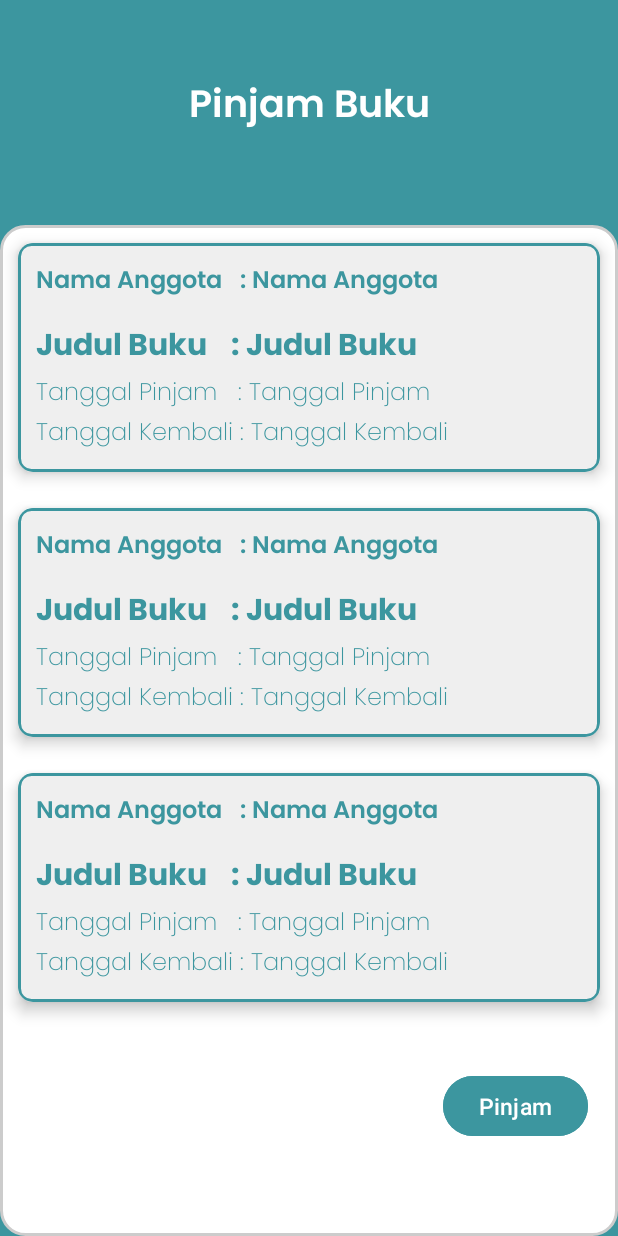
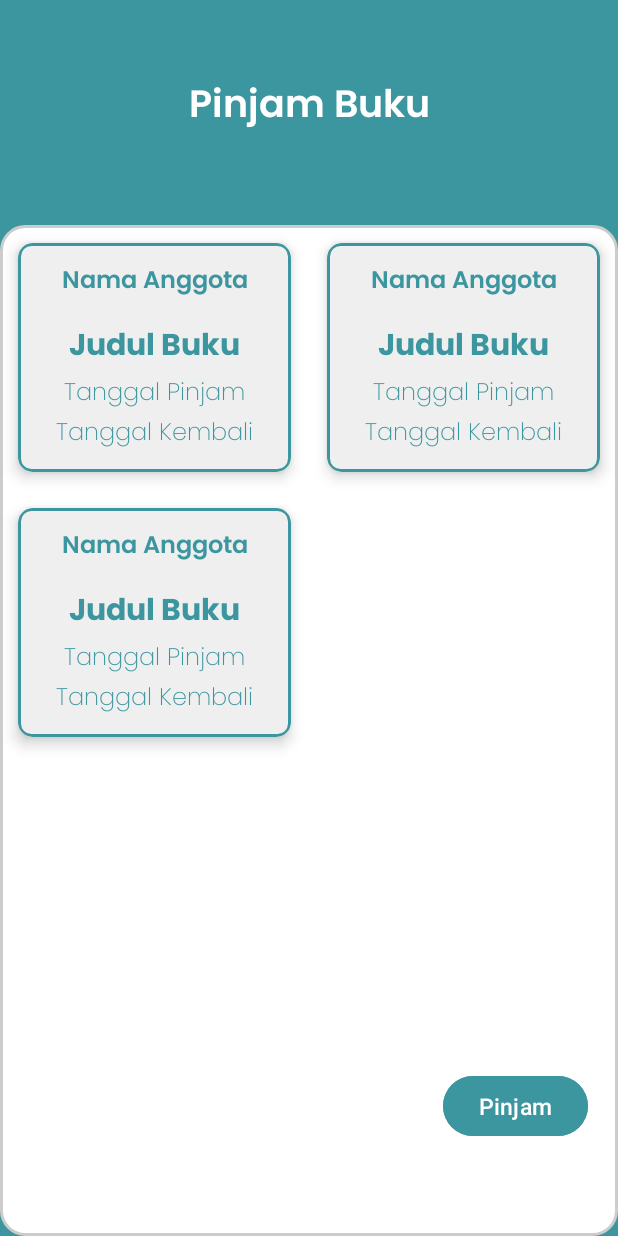
Before and after one commit to ilhamsuryap/perpusMobile, an Android app: the layout activity_pinjam_buku.xml on its own in the app's theme, with its tools: preview values and no code run, on a phone screen of 412 x 824 dp. Run offline under Robolectric (Android 15) with nearby library versions, the phone set to English and light mode, and no system bars.

Commit message:
menambahkan halaman tentangkami dan membuat gridlayout pada activity_pinjam

```diff
--- a/app/src/main/java/com/example/perpustakaan/pinjamActivity/PinjamBukuActivity.kt
+++ b/app/src/main/java/com/example/perpustakaan/pinjamActivity/PinjamBukuActivity.kt
@@ -5,6 +5,7 @@ import android.os.Bundle
 import androidx.activity.viewModels
 import androidx.appcompat.app.AppCompatActivity
 import androidx.fragment.app.Fragment
+import androidx.recyclerview.widget.GridLayoutManager
 import androidx.recyclerview.widget.LinearLayoutManager
 import com.example.perpustakaan.ViewModel.PinjamViewModel
 import com.example.perpustakaan.adapter.PinjamListAdapter
@@ -46,7 +47,7 @@ private fun setupRecyclerView() {
         onItemClicked(pinjam)
         }
         binding.rvPinjam.apply {
-            layoutManager = LinearLayoutManager(this@PinjamBukuActivity)
+            layoutManager = GridLayoutManager(this@PinjamBukuActivity,2)
             adapter = pinjamAdapter
         }
     }
--- a/app/src/main/res/layout/activity_pinjam_buku.xml
+++ b/app/src/main/res/layout/activity_pinjam_buku.xml
@@ -50,7 +50,7 @@
                 android:layout_height="match_parent"
                 tools:listitem="@layout/style_pinjam_buku"
                 app:layoutManager="androidx.recyclerview.widget.GridLayoutManager"
-                app:spanCount="1"
+                app:spanCount="2"
                 app:layout_constraintEnd_toEndOf="parent"
                 app:layout_constraintStart_toStartOf="parent"
                 app:layout_constraintTop_toBottomOf="@id/searchView"
--- a/app/src/main/res/layout/style_pinjam_buku.xml
+++ b/app/src/main/res/layout/style_pinjam_buku.xml
@@ -19,51 +19,51 @@
             android:padding="12dp">
 
 
-            <TextView
-                android:id="@+id/tvNamaAnggotaview"
-                android:layout_width="wrap_content"
+<!--            <TextView-->
+<!--                android:id="@+id/tvNamaAnggotaview"-->
+<!--                android:layout_width="wrap_content"-->
 
-                android:layout_height="wrap_content"
-                android:fontFamily="@font/poppinssemibold"
-                android:text="Nama Anggota   : "
-                android:textColor="#3C969F"
-                android:textSize="16sp"
-                android:paddingBottom="4dp"
-                app:layout_constraintStart_toStartOf="parent"
+<!--                android:layout_height="wrap_content"-->
+<!--                android:fontFamily="@font/poppinssemibold"-->
+<!--                android:text="Nama Anggota   : "-->
+<!--                android:textColor="#3C969F"-->
+<!--                android:textSize="16sp"-->
+<!--                android:paddingBottom="4dp"-->
+<!--                app:layout_constraintStart_toStartOf="parent"-->
 
-                app:layout_constraintTop_toTopOf="parent" />
+<!--                app:layout_constraintTop_toTopOf="parent" />-->
             <!-- Nama Anggota -->
             <TextView
                 android:id="@+id/tvNamaAnggota"
-                android:layout_width="0dp"
+                android:layout_width="wrap_content"
                 android:layout_height="wrap_content"
                 android:fontFamily="@font/poppinssemibold"
                 android:text="Nama Anggota"
                 android:textColor="#3C969F"
                 android:textSize="16sp"
                 android:paddingBottom="4dp"
-                app:layout_constraintStart_toEndOf="@id/tvNamaAnggotaview"
+                app:layout_constraintStart_toStartOf="parent"
                 app:layout_constraintEnd_toEndOf="parent"
                 app:layout_constraintTop_toTopOf="parent" />
 
 
-            <TextView
-                android:id="@+id/tvJudulBukuPinjamview"
-                android:layout_width="wrap_content"
-                android:layout_height="wrap_content"
-                android:text="Judul Buku    : "
-                android:textColor="#3C969F"
-                android:textSize="20sp"
-                android:fontFamily="@font/poppinsbold"
-                android:textStyle="bold"
-                android:paddingTop="8dp"
-                android:paddingBottom="8dp"
-                app:layout_constraintStart_toStartOf="parent"
-                app:layout_constraintTop_toBottomOf="@id/tvNamaAnggota" />
+<!--            <TextView-->
+<!--                android:id="@+id/tvJudulBukuPinjamview"-->
+<!--                android:layout_width="wrap_content"-->
+<!--                android:layout_height="wrap_content"-->
+<!--                android:text="Judul Buku    : "-->
+<!--                android:textColor="#3C969F"-->
+<!--                android:textSize="20sp"-->
+<!--                android:fontFamily="@font/poppinsbold"-->
+<!--                android:textStyle="bold"-->
+<!--                android:paddingTop="8dp"-->
+<!--                android:paddingBottom="8dp"-->
+<!--                app:layout_constraintStart_toStartOf="parent"-->
+<!--                app:layout_constraintTop_toBottomOf="@id/tvNamaAnggota" />-->
             <!-- Judul Buku -->
             <TextView
                 android:id="@+id/tvJudulBukuPinjam"
-                android:layout_width="0dp"
+                android:layout_width="wrap_content"
                 android:layout_height="wrap_content"
                 android:text="Judul Buku"
                 android:textColor="#3C969F"
@@ -71,46 +71,46 @@
                 android:fontFamily="@font/poppinsbold"
                 android:textStyle="bold"
                 android:paddingTop="8dp"
-                app:layout_constraintStart_toEndOf="@id/tvJudulBukuPinjamview"
+               app:layout_constraintStart_toStartOf="parent"
                 app:layout_constraintEnd_toEndOf="parent"
                 app:layout_constraintTop_toBottomOf="@id/tvNamaAnggota" />
 
             <!-- Divider -->
 
 
-            <TextView
-                android:id="@+id/tvTanggalPinjamView"
-                android:layout_width="wrap_content"
-                android:layout_height="wrap_content"
-                android:text="Tanggal Pinjam   : "
-                android:fontFamily="@font/poppinsextralight"
-                android:textColor="#3C969F"
-                android:textSize="16sp"
-                app:layout_constraintStart_toStartOf="parent"
-                app:layout_constraintTop_toBottomOf="@id/tvJudulBukuPinjam"/>
+<!--            <TextView-->
+<!--                android:id="@+id/tvTanggalPinjamView"-->
+<!--                android:layout_width="wrap_content"-->
+<!--                android:layout_height="wrap_content"-->
+<!--                android:text="Tanggal Pinjam   : "-->
+<!--                android:fontFamily="@font/poppinsextralight"-->
+<!--                android:textColor="#3C969F"-->
+<!--                android:textSize="16sp"-->
+<!--                app:layout_constraintStart_toStartOf="parent"-->
+<!--                app:layout_constraintTop_toBottomOf="@id/tvJudulBukuPinjam"/>-->
             <!-- Tanggal Pinjam -->
             <TextView
                 android:id="@+id/tvTanggalPinjam"
-                android:layout_width="0dp"
+                android:layout_width="wrap_content"
                 android:layout_height="wrap_content"
                 android:text="Tanggal Pinjam"
                 android:fontFamily="@font/poppinsextralight"
                 android:textColor="#3C969F"
                 android:textSize="16sp"
-                app:layout_constraintStart_toEndOf="@id/tvTanggalPinjamView"
+               app:layout_constraintStart_toStartOf="parent"
                 app:layout_constraintEnd_toEndOf="parent"
                 app:layout_constraintTop_toBottomOf="@id/tvJudulBukuPinjam"/>
 
-            <TextView
-                android:id="@+id/tvTanggalKembaliview"
-                android:layout_width="wrap_content"
-                android:layout_height="wrap_content"
-                android:text="Tanggal Kembali : "
-                android:fontFamily="@font/poppinsextralight"
-                android:textColor="#3C969F"
-                android:textSize="16sp"
-                app:layout_constraintStart_toStartOf="parent"
-                app:layout_constraintTop_toBottomOf="@id/tvTanggalPinjam" />
+<!--            <TextView-->
+<!--                android:id="@+id/tvTanggalKembaliview"-->
+<!--                android:layout_width="wrap_content"-->
+<!--                android:layout_height="wrap_content"-->
+<!--                android:text="Tanggal Kembali : "-->
+<!--                android:fontFamily="@font/poppinsextralight"-->
+<!--                android:textColor="#3C969F"-->
+<!--                android:textSize="16sp"-->
+<!--                app:layout_constraintStart_toStartOf="parent"-->
+<!--                app:layout_constraintTop_toBottomOf="@id/tvTanggalPinjam" />-->
             <!-- Tanggal Kembali -->
             <TextView
                 android:id="@+id/tvTanggalKembali"
@@ -121,7 +121,8 @@
                 android:textColor="#3C969F"
                 android:textSize="16sp"
 
-                app:layout_constraintStart_toEndOf="@+id/tvTanggalKembaliview"
+                app:layout_constraintStart_toStartOf="parent"
+                app:layout_constraintEnd_toEndOf="parent"
                 app:layout_constraintTop_toBottomOf="@id/tvTanggalPinjam" />
 
         </androidx.constraintlayout.widget.ConstraintLayout>
```
Also changed, not shown: app/src/main/AndroidManifest.xml (+9 -0 lines), app/src/main/java/com/example/perpustakaan/HomeActivity.kt (+7 -1 lines), app/src/main/res/layout/activity_home.xml (+13 -0 lines).
